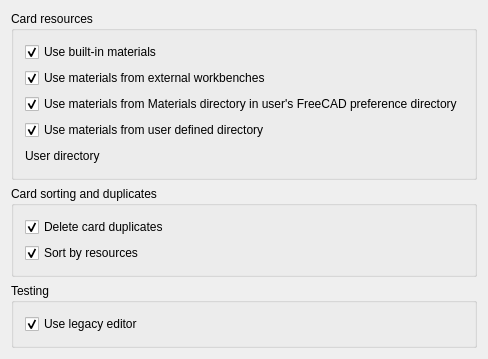
Old version of the form src/Mod/Material/Gui/DlgSettingsMaterial.ui in the repository southseact-3d/fcd.
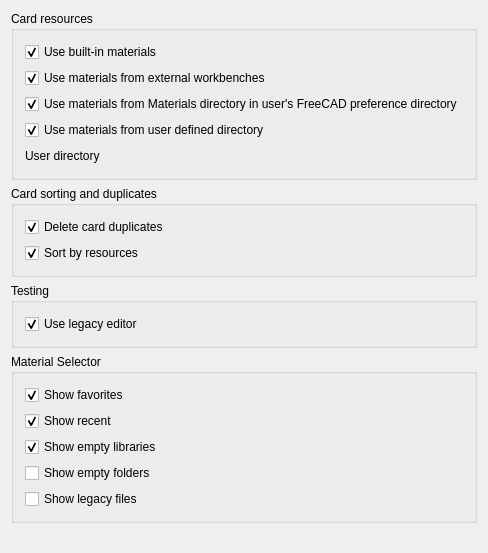
New version of the form. Custom widgets are drawn as their Qt base class.

Commit message:
Material: MaterialTreeWidget usability enhancements
Improves the MaterialTreeWidget beyond minimum viable product.

- Filters can now be filter lists to allow a variety of filtering
	options.
- User preferences allow the inclusion/exclusion of favorites and
	recents.
- Widget state such as expansion, tree expansions, etc are saved and
	restored.
- show current appearancee material when editing.
- implements a python interface

#fixes 13421: always opens full tree

Patch:
```diff
--- a/src/Mod/Material/Gui/DlgSettingsMaterial.ui
+++ b/src/Mod/Material/Gui/DlgSettingsMaterial.ui
@@ -7,7 +7,7 @@
     <x>0</x>
     <y>0</y>
     <width>434</width>
-    <height>341</height>
+    <height>553</height>
    </rect>
   </property>
   <property name="windowTitle">
@@ -231,6 +231,89 @@
      </layout>
     </widget>
    </item>
+   <item>
+    <widget class="QGroupBox" name="gbMaterialSelector">
+     <property name="title">
+      <string>Material Selector</string>
+     </property>
+     <layout class="QVBoxLayout" name="verticalLayout_5">
+      <item>
+       <widget class="Gui::PrefCheckBox" name="cb_show_favorites">
+        <property name="text">
+         <string>Show favorites</string>
+        </property>
+        <property name="checked">
+         <bool>true</bool>
+        </property>
+        <property name="prefEntry" stdset="0">
+         <cstring>ShowFavorites</cstring>
+        </property>
+        <property name="prefPath" stdset="0">
+         <cstring>Mod/Material/TreeWidget</cstring>
+        </property>
+       </widget>
+      </item>
+      <item>
+       <widget class="Gui::PrefCheckBox" name="cb_show_recent">
+        <property name="text">
+         <string>Show recent</string>
+        </property>
+        <property name="checked">
+         <bool>true</bool>
+        </property>
+        <property name="prefEntry" stdset="0">
+         <cstring>ShowRecent</cstring>
+        </property>
+        <property name="prefPath" stdset="0">
+         <cstring>Mod/Material/TreeWidget</cstring>
+        </property>
+       </widget>
+      </item>
+      <item>
+       <widget class="Gui::PrefCheckBox" name="cb_show_empty_libraries">
+        <property name="text">
+         <string>Show empty libraries</string>
+        </property>
+        <property name="checked">
+         <bool>true</bool>
+        </property>
+        <property name="prefEntry" stdset="0">
+         <cstring>ShowEmptyLibraries</cstring>
+        </property>
+        <property name="prefPath" stdset="0">
+         <cstring>Mod/Material/TreeWidget</cstring>
+        </property>
+       </widget>
+      </item>
+      <item>
+       <widget class="Gui::PrefCheckBox" name="cb_show_empty_folders">
+        <property name="text">
+         <string>Show empty folders</string>
+        </property>
+        <property name="prefEntry" stdset="0">
+         <cstring>ShowEmptyFolders</cstring>
+        </property>
+        <property name="prefPath" stdset="0">
+         <cstring>Mod/Material/TreeWidget</cstring>
+        </property>
+       </widget>
+      </item>
+      <item>
+       <widget class="Gui::PrefCheckBox" name="cb_show_legacy">
+        <property name="text">
+         <string>Show legacy files</string>
+        </property>
+        <property name="prefEntry" stdset="0">
+         <cstring>ShowLegacy</cstring>
+        </property>
+        <property name="prefPath" stdset="0">
+         <cstring>Mod/Material/TreeWidget</cstring>
+        </property>
+       </widget>
+      </item>
+     </layout>
+    </widget>
+   </item>
    <item>
     <spacer name="verticalSpacer">
      <property name="orientation">
```
The commit also changes 20 other files.
